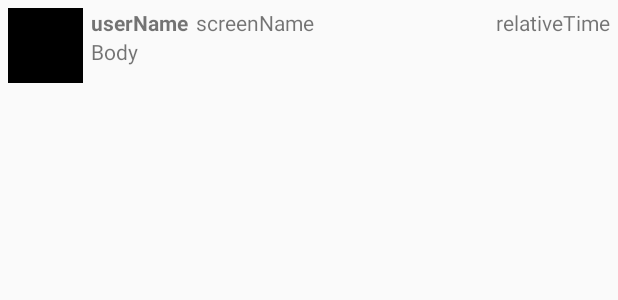
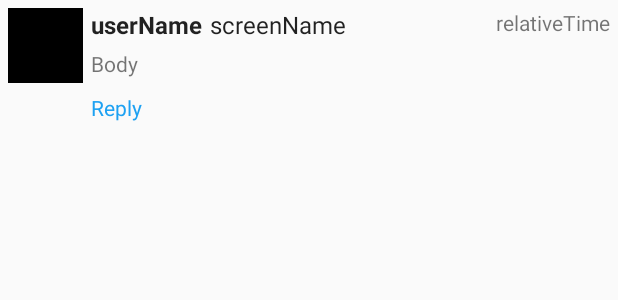
Before and after one commit to monicatang/MySimpleTweets, an Android app: the layout item_tweet.xml on its own in the app's theme, with its tools: preview values and no code run, on a phone screen of 412 x 824 dp. Shown: the top 300 px of the screen. Run offline under Robolectric (Android 15) with nearby library versions, the phone set to English and light mode, and no system bars.

Commit message:
Implemented reply button

```diff
--- a/app/src/main/java/com/codepath/apps/restclienttemplate/ComposeActivity.java
+++ b/app/src/main/java/com/codepath/apps/restclienttemplate/ComposeActivity.java
@@ -52,6 +52,7 @@ public class ComposeActivity extends AppCompatActivity {
         ButterKnife.bind(this);
         client = new TwitterClient(ComposeActivity.this);
         etCompose.addTextChangedListener(etWatcher);
+        etCompose.setText(getIntent().getStringExtra("message"));
     }
 
     public void onTweet(View v){
--- a/app/src/main/java/com/codepath/apps/restclienttemplate/TimelineActivity.java
+++ b/app/src/main/java/com/codepath/apps/restclienttemplate/TimelineActivity.java
@@ -81,6 +81,7 @@ public class TimelineActivity extends AppCompatActivity {
                 android.R.color.holo_red_light);
 
         pbLoadTimeline.setVisibility(ProgressBar.INVISIBLE);
+
 
 
     }
--- /dev/null
+++ b/app/src/main/res/drawable-hdpi/ic_vector_compose.xml
@@ -0,0 +1,5 @@
+<?xml version="1.0" encoding="utf-8"?>
+<vector android:height="24.0dip" android:width="24.0dip" android:viewportWidth="24.0" android:viewportHeight="24.0"
+  xmlns:android="http://schemas.android.com/apk/res/android">
+    <path android:fillColor="#ff1da1f2" android:pathData="M23.38,3.282l-0.012,-0.116 -0.115,0.014c-0.085,0.01 -8.69,1.11 -13.636,11.09 -3.575,7.215 -3.372,9.326 -3.1,9.377 0.27,0.05 3.184,-6.168 6.342,-8.715 4.907,-1.075 6.206,-3.427 6.206,-3.427s-1.414,0.235 -1.97,0.21c-0.776,-0.038 -1.335,-0.216 -1.59,-0.315 1.267,-1.157 2.25,-1.377 3.29,-1.61 0.858,-0.19 1.746,-0.39 2.805,-1.145 2.16,-1.54 1.797,-5.207 1.78,-5.363zM8.802,7.504H5.93V4.63c0,-0.415 -0.338,-0.75 -0.753,-0.75s-0.752,0.335 -0.752,0.75v2.874H1.552c-0.415,0 -0.752,0.336 -0.752,0.752s0.337,0.752 0.752,0.752h2.873v2.873c0,0.417 0.337,0.753 0.752,0.753s0.752,-0.336 0.752,-0.752V9.01H8.8c0.415,0 0.752,-0.336 0.752,-0.752s-0.337,-0.752 -0.752,-0.752z" />
+</vector>
--- /dev/null
+++ b/app/src/main/res/drawable-mdpi/ic_vector_compose.xml
@@ -0,0 +1,5 @@
+<?xml version="1.0" encoding="utf-8"?>
+<vector android:height="24.0dip" android:width="24.0dip" android:viewportWidth="24.0" android:viewportHeight="24.0"
+  xmlns:android="http://schemas.android.com/apk/res/android">
+    <path android:fillColor="#ff1da1f2" android:pathData="M23.38,3.282l-0.012,-0.116 -0.115,0.014c-0.085,0.01 -8.69,1.11 -13.636,11.09 -3.575,7.215 -3.372,9.326 -3.1,9.377 0.27,0.05 3.184,-6.168 6.342,-8.715 4.907,-1.075 6.206,-3.427 6.206,-3.427s-1.414,0.235 -1.97,0.21c-0.776,-0.038 -1.335,-0.216 -1.59,-0.315 1.267,-1.157 2.25,-1.377 3.29,-1.61 0.858,-0.19 1.746,-0.39 2.805,-1.145 2.16,-1.54 1.797,-5.207 1.78,-5.363zM8.802,7.504H5.93V4.63c0,-0.415 -0.338,-0.75 -0.753,-0.75s-0.752,0.335 -0.752,0.75v2.874H1.552c-0.415,0 -0.752,0.336 -0.752,0.752s0.337,0.752 0.752,0.752h2.873v2.873c0,0.417 0.337,0.753 0.752,0.753s0.752,-0.336 0.752,-0.752V9.01H8.8c0.415,0 0.752,-0.336 0.752,-0.752s-0.337,-0.752 -0.752,-0.752z" />
+</vector>
--- /dev/null
+++ b/app/src/main/res/drawable-xhdpi/ic_vector_compose.xml
@@ -0,0 +1,5 @@
+<?xml version="1.0" encoding="utf-8"?>
+<vector android:height="24.0dip" android:width="24.0dip" android:viewportWidth="24.0" android:viewportHeight="24.0"
+  xmlns:android="http://schemas.android.com/apk/res/android">
+    <path android:fillColor="#ff1da1f2" android:pathData="M23.38,3.282l-0.012,-0.116 -0.115,0.014c-0.085,0.01 -8.69,1.11 -13.636,11.09 -3.575,7.215 -3.372,9.326 -3.1,9.377 0.27,0.05 3.184,-6.168 6.342,-8.715 4.907,-1.075 6.206,-3.427 6.206,-3.427s-1.414,0.235 -1.97,0.21c-0.776,-0.038 -1.335,-0.216 -1.59,-0.315 1.267,-1.157 2.25,-1.377 3.29,-1.61 0.858,-0.19 1.746,-0.39 2.805,-1.145 2.16,-1.54 1.797,-5.207 1.78,-5.363zM8.802,7.504H5.93V4.63c0,-0.415 -0.338,-0.75 -0.753,-0.75s-0.752,0.335 -0.752,0.75v2.874H1.552c-0.415,0 -0.752,0.336 -0.752,0.752s0.337,0.752 0.752,0.752h2.873v2.873c0,0.417 0.337,0.753 0.752,0.753s0.752,-0.336 0.752,-0.752V9.01H8.8c0.415,0 0.752,-0.336 0.752,-0.752s-0.337,-0.752 -0.752,-0.752z" />
+</vector>
--- a/app/src/main/res/layout/item_tweet.xml
+++ b/app/src/main/res/layout/item_tweet.xml
@@ -19,9 +19,11 @@
         android:layout_alignParentTop="true"
         android:layout_marginLeft="5dp"
         android:layout_marginRight="5dp"
+        android:layout_marginBottom="5dp"
         android:layout_toEndOf="@+id/ivProfileImage"
         android:text="userName"
-        android:textStyle="bold"/>
+        android:textAppearance="@style/TextAppearance.AppCompat.Menu"
+        android:textStyle="bold" />
 
     <TextView
         android:id="@+id/tvBody"
@@ -42,7 +44,9 @@
         android:layout_height="wrap_content"
         android:layout_alignParentTop="true"
         android:layout_toRightOf="@+id/tvUserName"
-        android:text="screenName" />
+        android:layout_marginBottom="5dp"
+        android:text="screenName"
+        android:textAppearance="@style/TextAppearance.AppCompat.Light.Widget.PopupMenu.Small" />
 
     <TextView
         android:id="@+id/tvRelativeTime"
@@ -52,4 +56,14 @@
         android:layout_alignParentTop="true"
         android:text="relativeTime" />
 
+    <TextView
+        android:id="@+id/tvReply"
+        android:layout_width="wrap_content"
+        android:layout_height="wrap_content"
+        android:layout_below="@+id/tvBody"
+        android:layout_alignStart="@+id/tvUserName"
+        android:text="Reply"
+        android:textColor="@color/blue"
+        android:layout_marginBottom="5dp"/>
+
 </RelativeLayout>
```
Also changed, not shown: app/src/main/java/com/codepath/apps/restclienttemplate/TweetAdapter.java (+16 -3 lines), app/src/main/res/anim/progress.xml (added, +15 -0 lines).
